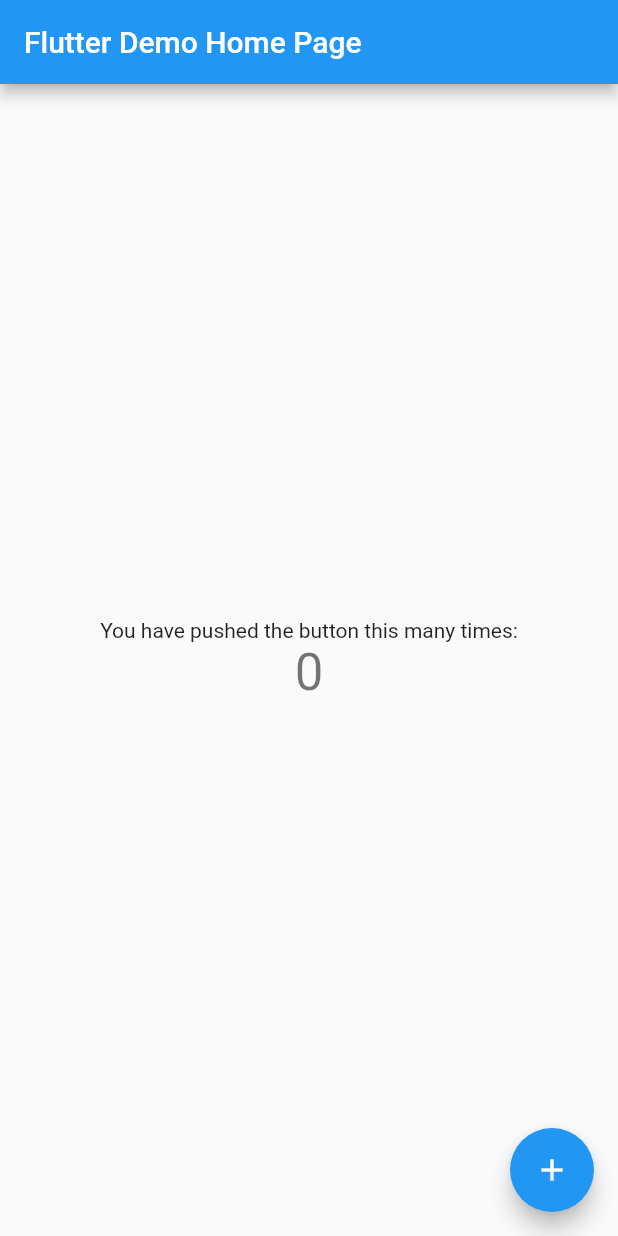
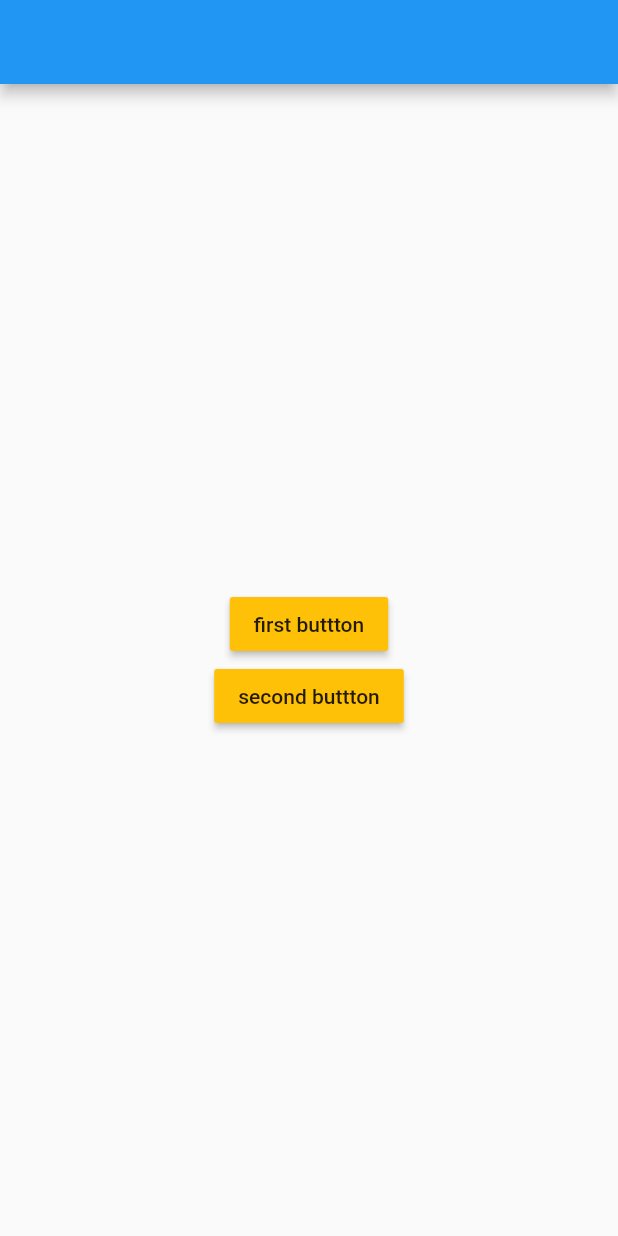
Before and after one commit to devmoonho/flutter_study_getx, a Flutter app: the screen it shows after launch, on a phone screen of 412 x 824 dp. Run offline on Flutter 3.47's test engine with Material 2 defaults, Android fonts, the light colour scheme and no system bars; our stand-ins replace get.

Commit message:
add router

```diff
--- /dev/null
+++ b/lib/app_router.dart
@@ -0,0 +1,14 @@
+import 'package:flutter_study_getx/page/first_page.dart';
+import 'package:flutter_study_getx/page/home_page.dart';
+import 'package:flutter_study_getx/page/second_page.dart';
+import 'package:get/get.dart';
+
+const String rootPage = '/';
+const String firstPage = '/first';
+const String secondPage = '/second';
+
+List<GetPage> appRouter = [
+  GetPage(name: rootPage, page: () => HomePage()),
+  GetPage(name: firstPage, page: () => FirstPage()),
+  GetPage(name: secondPage, page: () => SecondPage()),
+];
--- a/lib/main.dart
+++ b/lib/main.dart
@@ -1,4 +1,7 @@
 import 'package:flutter/material.dart';
+import 'package:flutter_study_getx/app_router.dart';
+import 'package:flutter_study_getx/page/home_page.dart';
+import 'package:get/get_navigation/src/root/get_material_app.dart';
 
 void main() {
   runApp(MyApp());
@@ -8,106 +11,10 @@
   // This widget is the root of your application.
   @override
   Widget build(BuildContext context) {
-    return MaterialApp(
-      title: 'Flutter Demo',
-      theme: ThemeData(
-        // This is the theme of your application.
-        //
-        // Try running your application with "flutter run". You'll see the
-        // application has a blue toolbar. Then, without quitting the app, try
-        // changing the primarySwatch below to Colors.green and then invoke
-        // "hot reload" (press "r" in the console where you ran "flutter run",
-        // or simply save your changes to "hot reload" in a Flutter IDE).
-        // Notice that the counter didn't reset back to zero; the application
-        // is not restarted.
-        primarySwatch: Colors.blue,
-      ),
-      home: MyHomePage(title: 'Flutter Demo Home Page'),
+    return GetMaterialApp(
+      title: 'Flutter Study Getx',
+      home: HomePage(),
+      getPages: appRouter,
     );
   }
 }
-
-class MyHomePage extends StatefulWidget {
-  MyHomePage({Key? key, required this.title}) : super(key: key);
-
-  // This widget is the home page of your application. It is stateful, meaning
-  // that it has a State object (defined below) that contains fields that affect
-  // how it looks.
-
-  // This class is the configuration for the state. It holds the values (in this
-  // case the title) provided by the parent (in this case the App widget) and
-  // used by the build method of the State. Fields in a Widget subclass are
-  // always marked "final".
-
-  final String title;
-
-  @override
-  _MyHomePageState createState() => _MyHomePageState();
-}
-
-class _MyHomePageState extends State<MyHomePage> {
-  int _counter = 0;
-
-  void _incrementCounter() {
-    setState(() {
-      // This call to setState tells the Flutter framework that something has
-      // changed in this State, which causes it to rerun the build method below
-      // so that the display can reflect the updated values. If we changed
-      // _counter without calling setState(), then the build method would not be
-      // called again, and so nothing would appear to happen.
-      _counter++;
-    });
-  }
-
-  @override
-  Widget build(BuildContext context) {
-    // This method is rerun every time setState is called, for instance as done
-    // by the _incrementCounter method above.
-    //
-    // The Flutter framework has been optimized to make rerunning build methods
-    // fast, so that you can just rebuild anything that needs updating rather
-    // than having to individually change instances of widgets.
-    return Scaffold(
-      appBar: AppBar(
-        // Here we take the value from the MyHomePage object that was created by
-        // the App.build method, and use it to set our appbar title.
-        title: Text(widget.title),
-      ),
-      body: Center(
-        // Center is a layout widget. It takes a single child and positions it
-        // in the middle of the parent.
-        child: Column(
-          // Column is also a layout widget. It takes a list of children and
-          // arranges them vertically. By default, it sizes itself to fit its
-          // children horizontally, and tries to be as tall as its parent.
-          //
-          // Invoke "debug painting" (press "p" in the console, choose the
-          // "Toggle Debug Paint" action from the Flutter Inspector in Android
-          // Studio, or the "Toggle Debug Paint" command in Visual Studio Code)
-          // to see the wireframe for each widget.
-          //
-          // Column has various properties to control how it sizes itself and
-          // how it positions its children. Here we use mainAxisAlignment to
-          // center the children vertically; the main axis here is the vertical
-          // axis because Columns are vertical (the cross axis would be
-          // horizontal).
-          mainAxisAlignment: MainAxisAlignment.center,
-          children: <Widget>[
-            Text(
-              'You have pushed the button this many times:',
-            ),
-            Text(
-              '$_counter',
-              style: Theme.of(context).textTheme.headline4,
-            ),
-          ],
-        ),
-      ),
-      floatingActionButton: FloatingActionButton(
-        onPressed: _incrementCounter,
-        tooltip: 'Increment',
-        child: Icon(Icons.add),
-      ), // This trailing comma makes auto-formatting nicer for build methods.
-    );
-  }
-}
--- /dev/null
+++ b/lib/page/home_page.dart
@@ -0,0 +1,33 @@
+import 'package:flutter/material.dart';
+import 'package:flutter_study_getx/app_router.dart';
+import 'package:get/get.dart';
+
+class HomePage extends StatelessWidget {
+  @override
+  Widget build(BuildContext context) {
+    return Scaffold(
+      appBar: AppBar(),
+      body: Center(
+        child: Column(
+          mainAxisAlignment: MainAxisAlignment.center,
+          children: [
+            MaterialButton(
+              color: Colors.amber,
+              onPressed: () {
+                Get.toNamed(firstPage);
+              },
+              child: Text('first buttton'),
+            ),
+            MaterialButton(
+              color: Colors.amber,
+              onPressed: () {
+                Get.offNamed(secondPage);
+              },
+              child: Text('second buttton'),
+            ),
+          ],
+        ),
+      ),
+    );
+  }
+}
--- a/pubspec.yaml
+++ b/pubspec.yaml
@@ -28,6 +28,7 @@
   # The following adds the Cupertino Icons font to your application.
   # Use with the CupertinoIcons class for iOS style icons.
   cupertino_icons: ^1.0.2
+  get: ^4.1.4
 
 dev_dependencies:
   flutter_test:
```
Also changed, not shown: lib/page/first_page.dart (added, +19 -0 lines), lib/page/named_page.dart (added, +13 -0 lines), lib/page/second_page.dart (added, +21 -0 lines), lib/controller/count_controller.dart (added), pubspec.lock.
